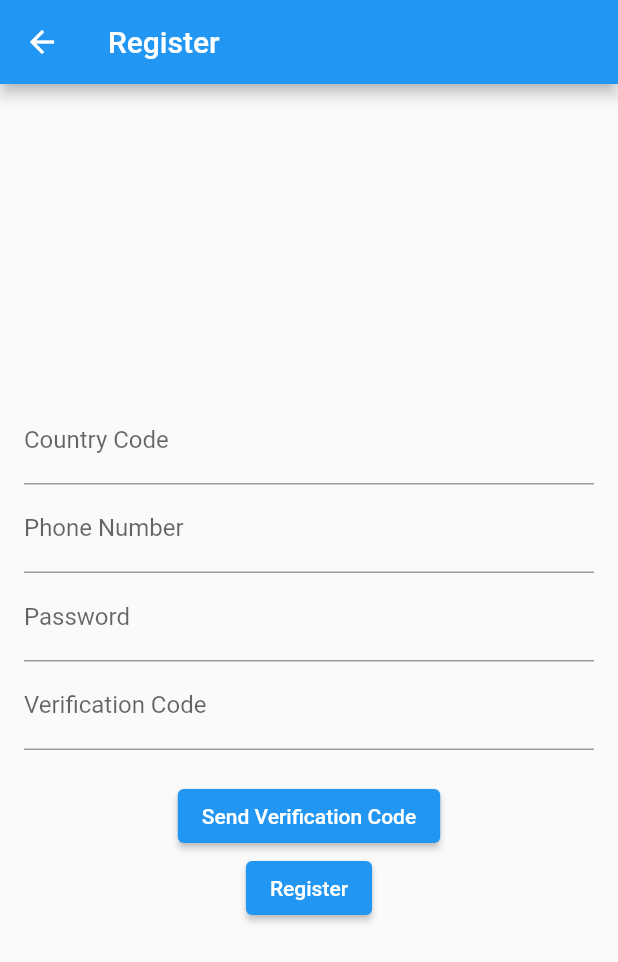
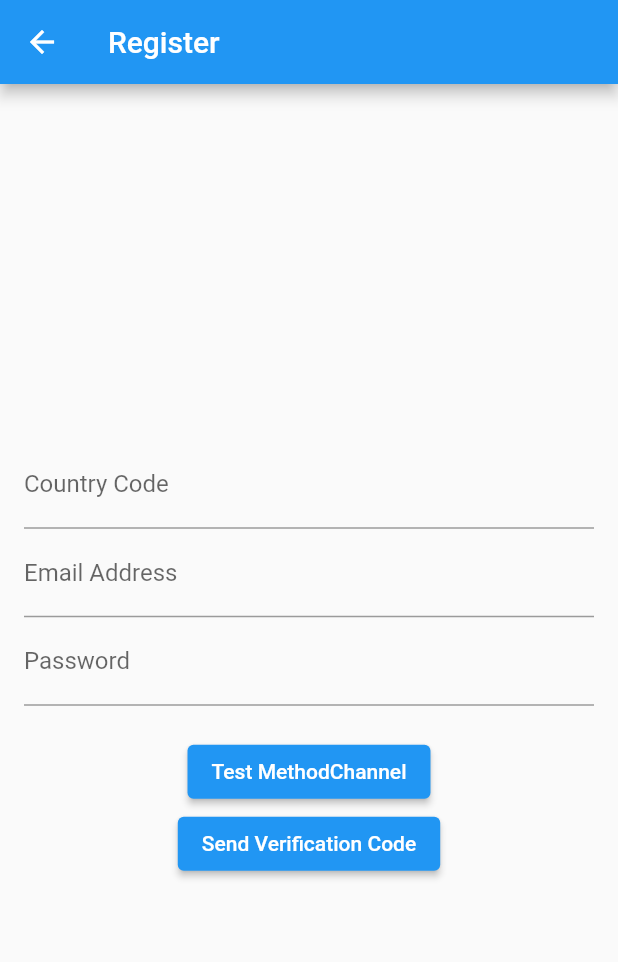
Before and after one commit to vyaspm91/iothometuuya, a Flutter app: the RegisterPage screen opened directly, after a tap on "Send Verification Code", on a phone screen of 412 x 824 dp. Shown: the top 962 px of the screen. Run offline on Flutter 3.47's test engine with Material 2 defaults, Android fonts, the phone set to English and light mode, and no system bars; our stand-ins replace fluttertoast.

Commit message:
tuya ui and sdk test fix

```diff
--- a/lib/main.dart
+++ b/lib/main.dart
@@ -85,47 +85,77 @@
 
 class _RegisterPageState extends State<RegisterPage> {
   static const platform = MethodChannel("app.id.com/my_channel_name");
-  final TextEditingController _phoneController = TextEditingController();
+  final TextEditingController _emailController = TextEditingController();
   final TextEditingController _countryCodeController = TextEditingController();
   final TextEditingController _passwordController = TextEditingController();
   final TextEditingController _codeController = TextEditingController();
+  bool _isCodeSent = false;
 
-  Future<void> _sendVerificationCode(
-      String countryCode, String phoneNumber) async {
+  Future<void> _sendVerificationCode(String countryCode, String email) async {
     try {
-      final String result =
-          await platform.invokeMethod('sendVerificationCode', {
+      final String result = await platform.invokeMethod('sendVerificationCode', {
         'countryCode': countryCode,
-        'phoneNumber': phoneNumber,
+        'email': email,
       });
       Fluttertoast.showToast(msg: result);
+      setState(() {
+        _isCodeSent = true;
+      });
     } on PlatformException catch (e) {
-      Fluttertoast.showToast(
-          msg: "Failed to send verification code: '${e.message}'.");
+      Fluttertoast.showToast(msg: "Failed to send verification code: '${e.message}'.");
     }
   }
 
-  Future<void> _registerUser(String countryCode, String phoneNumber,
-      String password, String code) async {
+  Future<void> _verifyCode(String countryCode, String email, String code) async {
+    try {
+      final String result = await platform.invokeMethod('verifyCode', {
+        'countryCode': countryCode,
+        'email': email,
+        'code': code,
+      });
+      Fluttertoast.showToast(msg: result);
+      if (result == "Verification successful") {
+        _registerUser(countryCode, email, _passwordController.text, code);
+      }
+    } on PlatformException catch (e) {
+      Fluttertoast.showToast(msg: "Failed to verify code: '${e.message}'.");
+    }
+  }
+
+  Future<void> _registerUser(String countryCode, String email, String password, String code) async {
     try {
       final String result = await platform.invokeMethod('registerUser', {
         'countryCode': countryCode,
-        'phoneNumber': phoneNumber,
+        'email': email,
         'password': password,
         'code': code,
       });
       Fluttertoast.showToast(msg: result);
+      if (result == "Register Successful") {
+        Navigator.push(
+          context,
+          MaterialPageRoute(builder: (context) => LoginPage()),
+        );
+      }
     } on PlatformException catch (e) {
       Fluttertoast.showToast(msg: "Failed to register user: '${e.message}'.");
+    }
+  }
+
+  Future<void> testMethodChannel() async {
+    try {
+      final String result = await platform.invokeMethod('test');
+      print(result);
+      Fluttertoast.showToast(msg: "Method Channel is working: '${result}'.");
+    } on PlatformException catch (e) {
+      print("Failed: '${e.message}'.");
     }
   }
 
   @override
   Widget build(BuildContext context) {
     return Scaffold(
-      appBar: AppBar(
-        title: Text('Register'),
-      ),
+      appBar: AppBar(title: Text('Register')),
       body: Padding(
         padding: const EdgeInsets.all(16.0),
         child: Column(
@@ -133,43 +163,42 @@
           children: <Widget>[
             TextField(
               controller: _countryCodeController,
-              decoration: InputDecoration(
-                labelText: 'Country Code',
-              ),
+              decoration: InputDecoration(labelText: 'Country Code'),
             ),
             TextField(
-              controller: _phoneController,
-              decoration: InputDecoration(
-                labelText: 'Phone Number',
-              ),
+              controller: _emailController,
+              decoration: InputDecoration(labelText: 'Email Address'),
             ),
             TextField(
               controller: _passwordController,
-              decoration: InputDecoration(
-                labelText: 'Password',
+              decoration: InputDecoration(labelText: 'Password'),
             ),
-            ),
+            if (_isCodeSent)
               TextField(
                 controller: _codeController,
-              decoration: InputDecoration(
-                labelText: 'Verification Code',
-              ),
+                decoration: InputDecoration(labelText: 'Verification Code'),
               ),
             SizedBox(height: 20),
+
+            ElevatedButton(
+              onPressed: testMethodChannel,
+              child: Text('Test MethodChannel'),
+            ),
+
             ElevatedButton(
               onPressed: () {
-                _sendVerificationCode(
-                    _countryCodeController.text, _phoneController.text);
+                if (_isCodeSent) {
+                  _verifyCode(_countryCodeController.text, _emailController.text, _codeController.text);
+                } else {
+                  _sendVerificationCode(_countryCodeController.text, _emailController.text);
+                }
               },
-              child: Text('Send Verification Code'),
+              child: Text(_isCodeSent ? 'Verify Code' : 'Send Verification Code'),
             ),
+            if (_isCodeSent)
               ElevatedButton(
                 onPressed: () {
-                _registerUser(
-                    _countryCodeController.text,
-                    _phoneController.text,
-                    _passwordController.text,
-                    _codeController.text);
+                  _verifyCode(_countryCodeController.text, _emailController.text, _codeController.text);
                 },
                 child: Text('Register'),
               ),
@@ -180,19 +209,19 @@
   }
 }
 
+
+
 class LoginPage extends StatelessWidget {
   static const platform = MethodChannel("app.id.com/my_channel_name");
-
-  final TextEditingController _phoneController = TextEditingController();
+  final TextEditingController _emailController = TextEditingController();
   final TextEditingController _countryCodeController = TextEditingController();
   final TextEditingController _passwordController = TextEditingController();
 
-  Future<void> _loginUser(
-      String countryCode, String phoneNumber, String password) async {
+  Future<void> _loginUser(String countryCode, String email, String password) async {
     try {
       final String result = await platform.invokeMethod('loginUser', {
         'countryCode': countryCode,
-        'phoneNumber': phoneNumber,
+        'email': email,
         'password': password,
       });
       Fluttertoast.showToast(msg: result);
@@ -204,9 +233,7 @@
   @override
   Widget build(BuildContext context) {
     return Scaffold(
-      appBar: AppBar(
-        title: Text('Login'),
-      ),
+      appBar: AppBar(title: Text('Login')),
       body: Padding(
         padding: const EdgeInsets.all(16.0),
         child: Column(
@@ -214,27 +241,20 @@
           children: <Widget>[
             TextField(
               controller: _countryCodeController,
-              decoration: InputDecoration(
-                labelText: 'Country Code',
-              ),
+              decoration: InputDecoration(labelText: 'Country Code'),
             ),
             TextField(
-              controller: _phoneController,
-              decoration: InputDecoration(
-                labelText: 'Phone Number',
-              ),
+              controller: _emailController,
+              decoration: InputDecoration(labelText: 'Email Address'),
             ),
             TextField(
               controller: _passwordController,
-              decoration: InputDecoration(
-                labelText: 'Password',
-              ),
+              decoration: InputDecoration(labelText: 'Password'),
             ),
             SizedBox(height: 20),
             ElevatedButton(
               onPressed: () {
-                _loginUser(_countryCodeController.text, _phoneController.text,
-                    _passwordController.text);
+                _loginUser(_countryCodeController.text, _emailController.text, _passwordController.text);
               },
               child: Text('Login'),
             ),
@@ -244,6 +264,7 @@
     );
   }
 }
+
 
 class PairDevicePage extends StatelessWidget {
   static const platform = MethodChannel("app.id.com/my_channel_name");
```
Also changed, not shown: 1 other file. Lines whose indentation alone changed are shown as unchanged.
